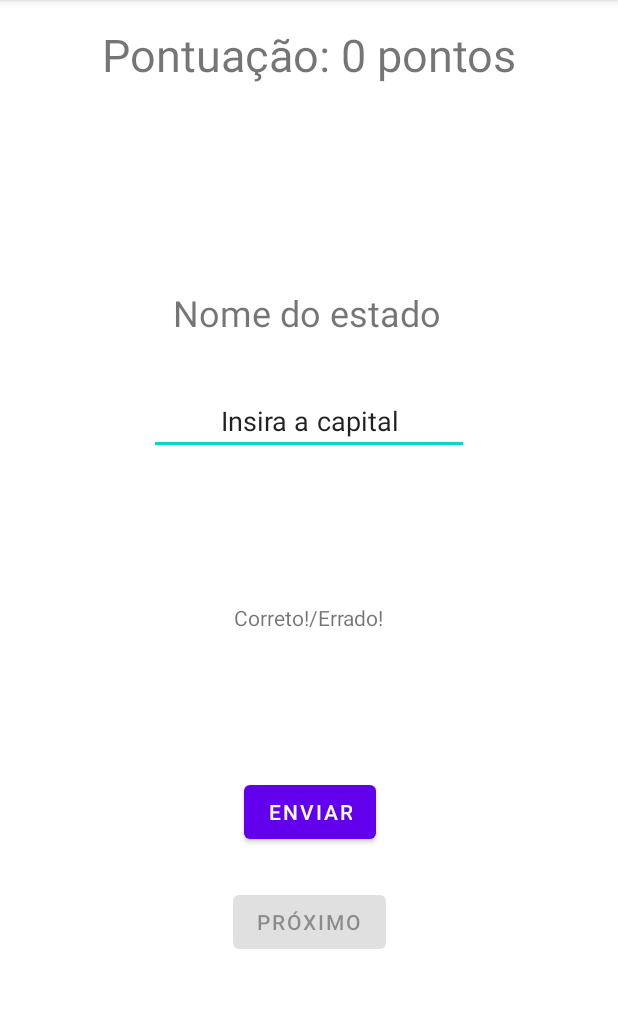
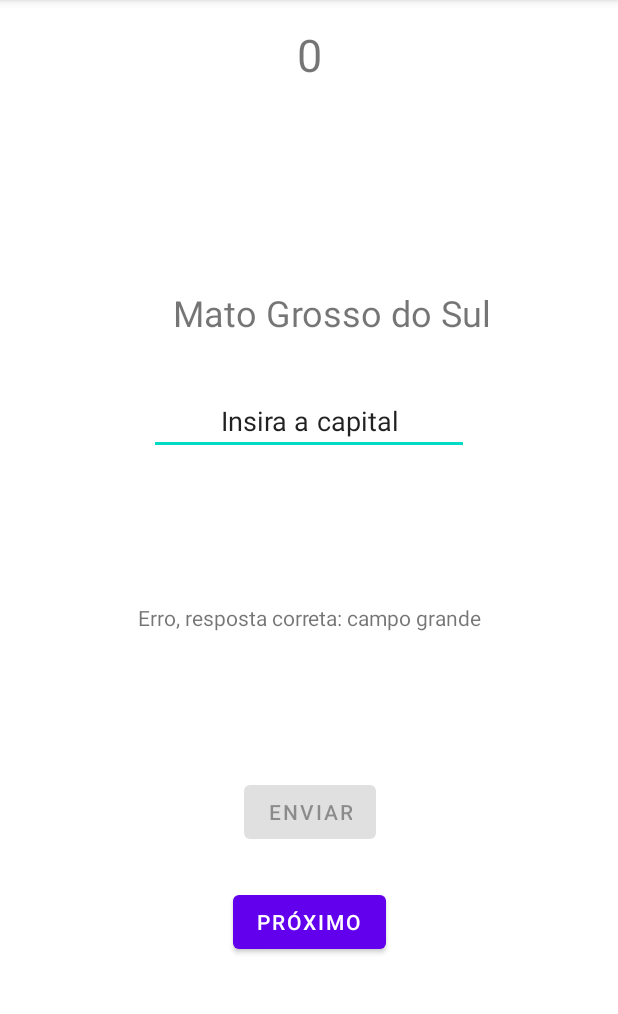
Before and after one commit to Amigos-de-Jose-Samuel/Jogo-da-Capital, an Android app: the screen it shows after launch (MainActivity), after a tap on "ENVIAR", on a phone screen of 412 x 824 dp, the part 84-1098 px from its top. Run offline under Robolectric (Android 15) with nearby library versions, the phone set to English and light mode, and no system bars.

```diff
--- a/app/src/main/java/samuel/jose/jogodacapital/MainActivity.java
+++ b/app/src/main/java/samuel/jose/jogodacapital/MainActivity.java
@@ -8,12 +8,17 @@ import android.widget.Button;
 import android.widget.EditText;
 import android.widget.TextView;
 
+import java.util.Locale;
+import java.util.Random;
+
 public class MainActivity extends AppCompatActivity {
     String[] states = {"Acre", "Alagoas", "Amapá", "Amazonas", "Bahia", "Ceará", "Espírito Santo", "Goiás", "Maranhão", "Mato Grosso", "Mato Grosso do Sul", "Paraíba", "Piauí", "Roraima", "Rondônia"};
     String[] cities = {"Rio Branco", "Maceió", "Macapá", "Manaus", "Salvador", "Fortaleza", "Vitória", "Goiânia", "São Luís", "Cuiabá", "Campo Grande", "João Pessoa", "Teresina", "Boa Vista", "Porto Velho"};
     TextView score, state, output;
     EditText input;
     Button guessBtn, nextBtn;
+    Random random = new Random();
+    int actual, count;
 
     @Override
     protected void onCreate(Bundle savedInstanceState) {
@@ -29,15 +34,40 @@ public class MainActivity extends AppCompatActivity {
 
         nextBtn.setEnabled(false);
 
-//        Criar função que compara duas strings, removendo caracteres especiais e ignorando caixa alta
-//        Sortear um número a cada rodada que representará o estado e cidade nos arrays states e cities
+        draw(); //sorteia um estado inicial
+        score.setText("0"); //seto o score inicial pra zero
+
+        nextBtn.setEnabled(false);//desabilito o botao de proximo
+
+        count = 1;//inicio o contador de perguntas pra primeira
     }
 
-    public void guess(View view) {
-//        Verificar se acertou ou errou e alterar o output, habilitar botão de próximo e desabilitar botão de enviar
+    public void guess(View view)
+    {
+        String res = (input.getText().toString()).toLowerCase(Locale.ROOT);//pego o valor respondido
+        String capital = cities[actual].toLowerCase(Locale.ROOT);//pego a resposta correta
+
+        if(res.equals(capital)) {
+            output.setText("Correto!");
+            int scoreAtual = Integer.parseInt(score.getText().toString()); // aumento o score
+            score.setText(scoreAtual++);
+        } else
+            output.setText("Erro, resposta correta: " + capital);
+
+        nextBtn.setEnabled(count < 5); // se for a quinta resposta ele termina o jogo e nao deixa dar next
+        guessBtn.setEnabled(false);
     }
 
     public void next(View view) {
-//        Pŕoximo estado, limpar input, desabilitar botão de próximo
+        draw();
+        output.setText("");
+        nextBtn.setEnabled(false);
+        guessBtn.setEnabled(true);
+        count++;
+    }
+
+    private void draw() {
+        actual = random.nextInt(14);
+        state.setText(states[actual]);
     }
 }
```
